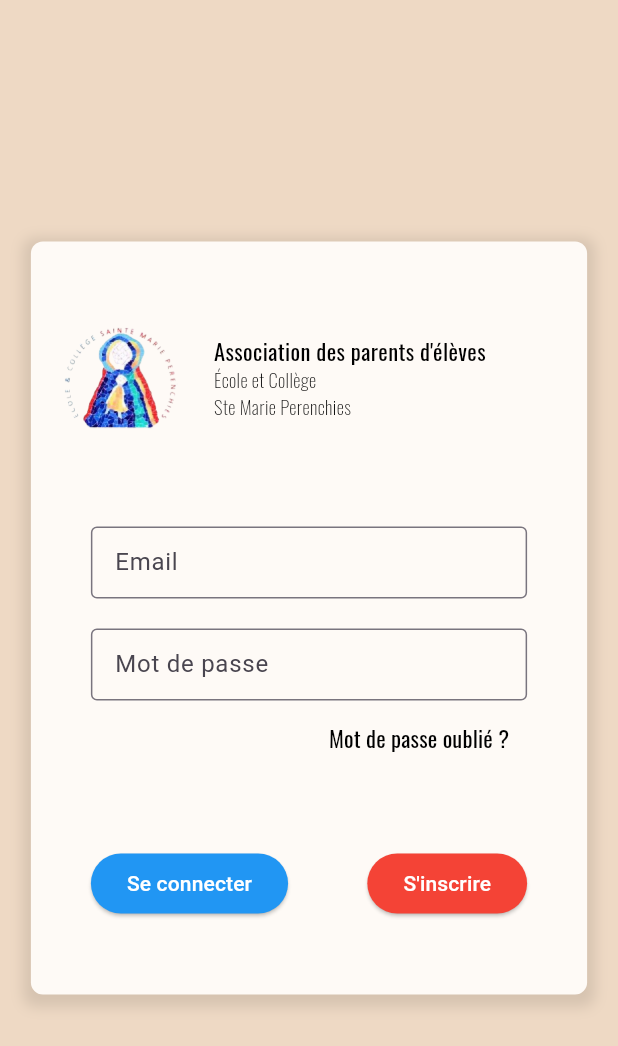
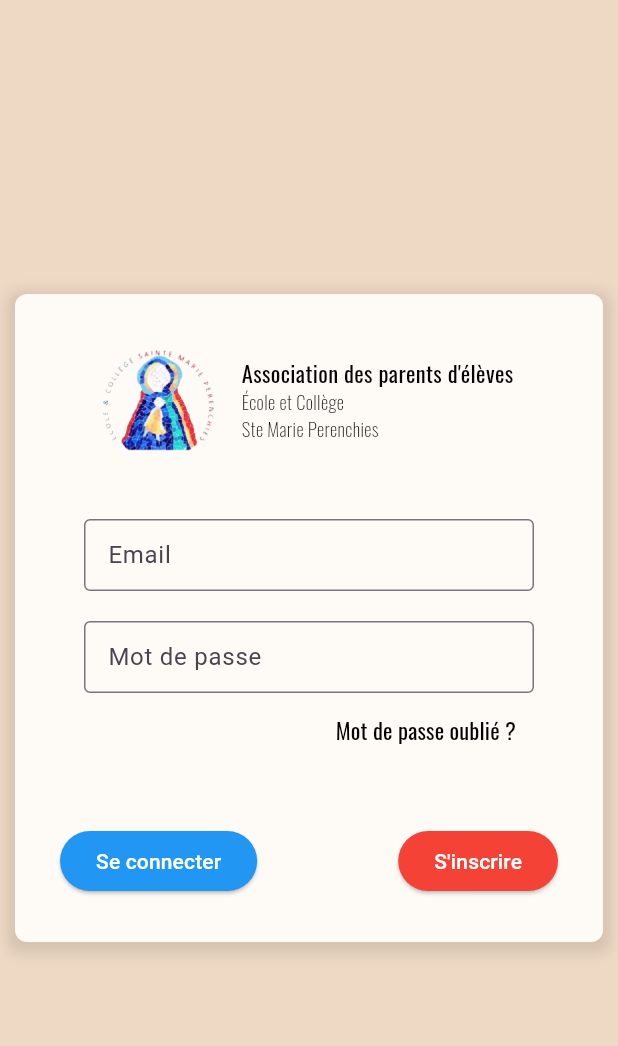
Before and after one commit to sarah-menuge/ape_manager_front, a Flutter app: the screen it shows after launch, on a phone screen of 412 x 824 dp. Shown: the top 1046 px of the screen. Run offline on Flutter 3.47's test engine with Material 3 defaults, Android fonts, the phone set to English and light mode, and no system bars; our stand-ins replace google_fonts.

Commit message:
Responsive mobile + desktop (resize desktop)

```diff
--- a/lib/views/login/login_card.dart
+++ b/lib/views/login/login_card.dart
@@ -20,20 +20,14 @@ class LoginCard extends StatelessWidget {
           children: [
             Expanded(
               flex: 1,
-              child: Padding(
-                padding: const EdgeInsets.symmetric(horizontal: 100),
-                child: LoginSection(),
-              ),
+              child: LoginSection(),
             ),
             Container(
               color: Colors.grey,
               child: const SizedBox(height: 200, width: 2),
             ),
             Expanded(
-              child: Padding(
-                padding: const EdgeInsets.symmetric(horizontal: 100),
-                child: SignupSection(),
-              ),
+              child: SignupSection(),
             ),
           ],
         ),
--- a/lib/views/login/login_section.dart
+++ b/lib/views/login/login_section.dart
@@ -14,25 +14,22 @@ class LoginSection extends StatelessWidget {
   @override
   Widget build(BuildContext context) {
     return Container(
-      padding: const EdgeInsets.only(top: 30, bottom: 30),
+      padding: const EdgeInsets.symmetric(vertical: 30),
       child: SingleChildScrollView(
         child: Column(
-          mainAxisSize: MainAxisSize.min,
-          crossAxisAlignment: CrossAxisAlignment.start,
+          //mainAxisSize: MainAxisSize.min,
+          //crossAxisAlignment: CrossAxisAlignment.start,
           children: [
             // Logo + nom de l'école
-            Padding(
-              padding: const EdgeInsets.only(right: 10),
-              child: Row(
+            Row(
               mainAxisSize: MainAxisSize.min,
               mainAxisAlignment: MainAxisAlignment.center,
               children: [
                 Padding(
-                    padding: const EdgeInsets.symmetric(horizontal: 10),
+                  padding: EdgeInsets.only(right: 15),
                   child: Image.asset('assets/images/logoEcole.png',
                       width: 80, height: 80),
                 ),
-                  const SizedBox(width: 12),
                 Flexible(
                   child: Text.rich(
                     TextSpan(
@@ -56,8 +53,8 @@ class LoginSection extends StatelessWidget {
                 ),
               ],
             ),
-            ),
-            const SizedBox(height: 60, width: 10),
+
+            const SizedBox(height: 40, width: 10),
 
             // Formulaire de connexion
             Form(
@@ -70,7 +67,7 @@ class LoginSection extends StatelessWidget {
                     PasswordFormField(),
                     ForgotPasswordButton(),
                     // Boutons se connecter / s'inscrire
-                    const SizedBox(height: 50),
+                    const SizedBox(height: 40),
                     ResponsiveLayout(
                       mobileBody: Row(
                         mainAxisAlignment: MainAxisAlignment.spaceBetween,
--- a/lib/views/login/login_view.dart
+++ b/lib/views/login/login_view.dart
@@ -12,12 +12,12 @@ class LoginView extends StatelessWidget {
     return Scaffold(
       backgroundColor: BEIGE_FONCE,
       body: Center(
-        // Div principale
-        child: FractionallySizedBox(
-          widthFactor:
-              ResponsiveConstraint.getResponsiveValue(context, 0.9, 0.6),
         child: Container(
-            padding: const EdgeInsets.symmetric(
+          constraints: const BoxConstraints(
+            maxWidth: 1000,
+            maxHeight: 600,
+          ),
+          margin: const EdgeInsets.symmetric(
             horizontal: 10,
             vertical: 20,
           ),
@@ -36,7 +36,6 @@ class LoginView extends StatelessWidget {
           child: LoginCard(),
         ),
       ),
-      ),
     );
   }
 }
```
Lines whose indentation alone changed are shown as unchanged.
